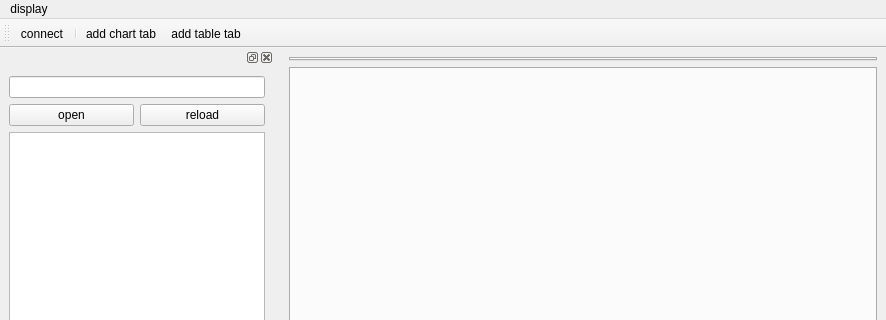
Above: mainwindow.ui from SuperLiaohy/MemRW before the change; both pictures show x 0 to 886 and y 0 to 320 of the 886 by 694 pixel window. Below: the same form after it.
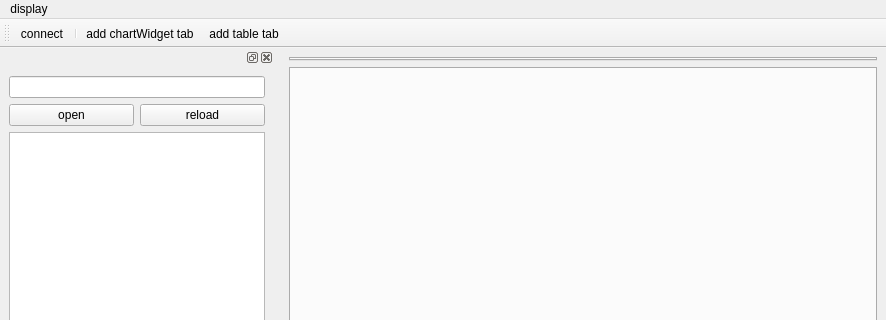
That is the form after the change. Icons and pictures are not drawn.

```diff
--- a/mainwindow.ui
+++ b/mainwindow.ui
@@ -159,7 +159,7 @@
      <normaloff>:/images/new.png</normaloff>:/images/new.png</iconset>
    </property>
    <property name="text">
-    <string>add chart tab</string>
+    <string>add chartWidget tab</string>
    </property>
   </action>
   <action name="actionadd_table_tab">
```
Left out of the diff: 6 changed lines with no effect on the pictures.
